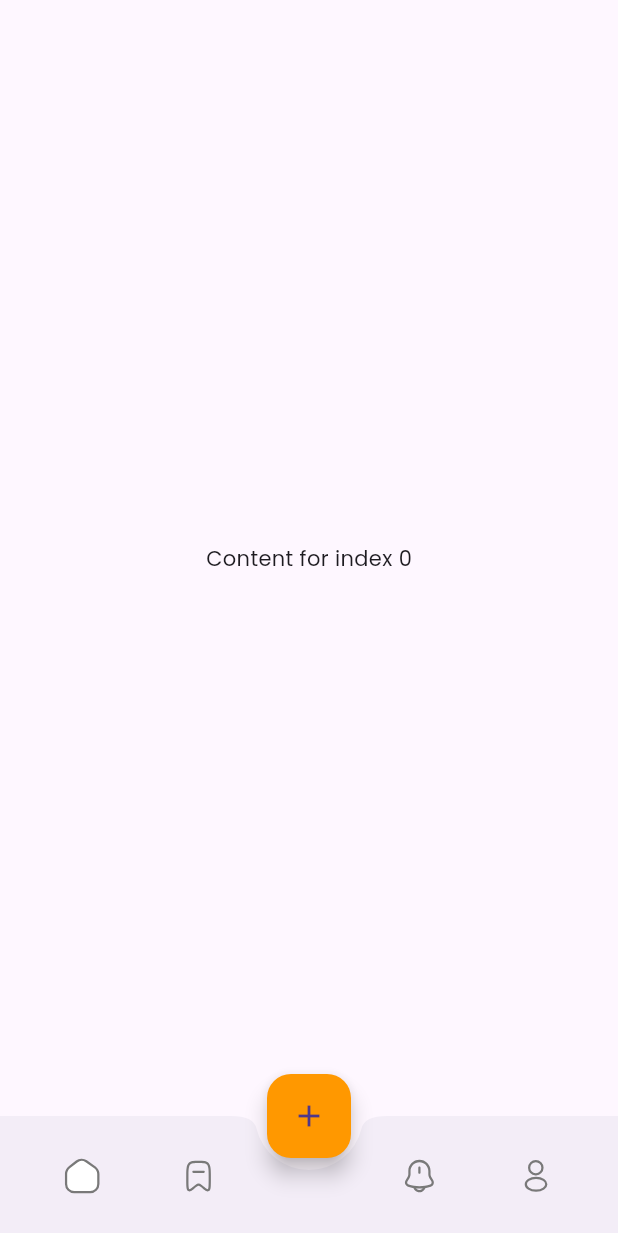
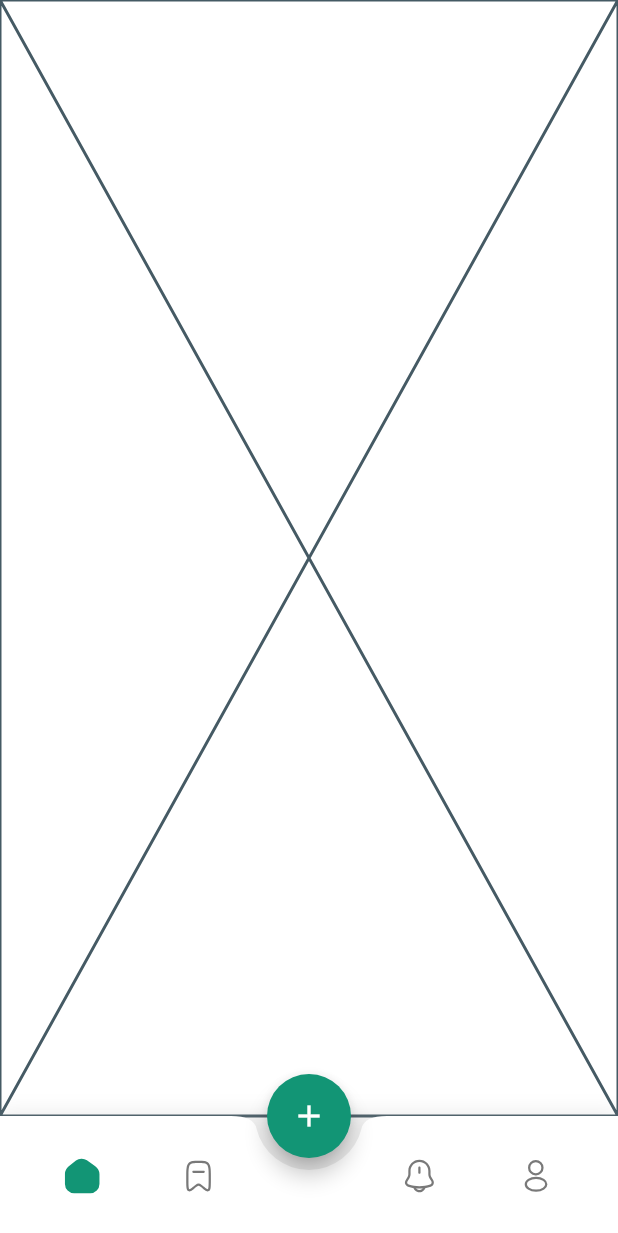
Before and after one commit to receipe-app/receipe-app, a Flutter app: the HomeScreen screen opened directly, on a phone screen of 412 x 824 dp. Shown: the top 1233 px of the screen. Run offline on Flutter 3.47's test engine with Material 3 defaults, Android fonts, the phone set to English and light mode, and no system bars; our stand-ins replace bloc, dio, flutter_bloc, flutter_svg, freezed_annotation, google_fonts and 1 more; accounts and stored records are empty.

Commit message:
tabbox has been added

```diff
--- /dev/null
+++ b/lib/logic/cubit/tab_box/tab_box_cubit.dart
@@ -0,0 +1,7 @@
+import 'package:flutter_bloc/flutter_bloc.dart';
+
+class TabBoxCubit extends Cubit<int> {
+  TabBoxCubit() : super(0);
+
+  void changeIndex(int index) => emit(index);
+}
--- a/lib/main.dart
+++ b/lib/main.dart
@@ -2,6 +2,7 @@ import 'package:flutter/material.dart';
 import 'package:flutter_bloc/flutter_bloc.dart';
 import 'package:google_fonts/google_fonts.dart';
 import 'package:receipe_app/logic/bloc/auth/auth_bloc.dart';
+import 'package:receipe_app/logic/cubit/tab_box/tab_box_cubit.dart';
 import 'package:receipe_app/ui/screens/auth/login_screen.dart';
 import 'package:authentication_repository/authentication_repository.dart';
 import 'package:receipe_app/ui/screens/home/home_screen.dart';
@@ -14,7 +15,8 @@ void main() {
   runApp(MultiBlocProvider(providers: [
     BlocProvider(
       create: (context) => AuthBloc(authRepository: authenticationRepository),
-    )
+    ),
+    BlocProvider(create: (context) => TabBoxCubit()),
   ], child: const MyApp()));
 }
 
@@ -28,6 +30,7 @@ class MyApp extends StatelessWidget {
       title: 'Authentication Bloc',
       theme: ThemeData(
         primarySwatch: Colors.blue,
+        scaffoldBackgroundColor: Colors.white,
         textTheme: GoogleFonts.poppinsTextTheme(Theme.of(context).textTheme),
       ),
       home: BlocConsumer<AuthBloc, AuthState>(
@@ -49,7 +52,7 @@ class MyApp extends StatelessWidget {
         },
         builder: (context, state) {
           if (state.authStatus == AuthStatus.authenticated) {
-            return const ProfileScreen();
+            return const HomeScreen();
           } else if (state.authStatus == AuthStatus.unauthenticated) {
             return const LoginScreen();
           }
--- a/lib/ui/screens/home/home_screen.dart
+++ b/lib/ui/screens/home/home_screen.dart
@@ -1,6 +1,9 @@
 import 'package:flutter/material.dart';
+import 'package:flutter_bloc/flutter_bloc.dart';
 import 'package:flutter_svg/flutter_svg.dart';
+import 'package:receipe_app/core/utils/app_colors.dart';
 import 'package:receipe_app/core/utils/app_icons.dart';
+import 'package:receipe_app/logic/cubit/tab_box/tab_box_cubit.dart';
 
 class HomeScreen extends StatefulWidget {
   const HomeScreen({super.key});
@@ -12,48 +15,74 @@ class HomeScreen extends StatefulWidget {
 class _HomeScreenState extends State<HomeScreen> {
   int _selectedIndex = 0;
 
+  final List<Widget> _widgets = const [
+    Placeholder(),
+    FlutterLogo(size: 200),
+    Placeholder(),
+    FlutterLogo(size: 200),
+  ];
+
   @override
   Widget build(BuildContext context) {
+    return BlocBuilder<TabBoxCubit, int>(
+      builder: (context, state) {
         return Scaffold(
-      body: Center(
-        child: Text('Content for index $_selectedIndex'),
-      ),
+          body: _widgets[state],
           floatingActionButton: FloatingActionButton(
             onPressed: () {},
-        child: Icon(Icons.add),
-        backgroundColor: Colors.orange,
+            shape: const CircleBorder(),
+            backgroundColor: AppColors.primary100,
+            child: const Icon(Icons.add, color: Colors.white),
           ),
-      floatingActionButtonLocation: FloatingActionButtonLocation.centerDocked,
-      bottomNavigationBar: BottomAppBar(
-        shape: CircularNotchedRectangle(),
+          floatingActionButtonLocation:
+              FloatingActionButtonLocation.centerDocked,
+          bottomNavigationBar: Container(
+            decoration: BoxDecoration(
+              boxShadow: [
+                BoxShadow(
+                  color: Colors.grey.withOpacity(0.2),
+                  spreadRadius: 0,
+                  blurRadius: 10,
+                  offset: const Offset(0, -3),
+                ),
+              ],
+            ),
+            child: BottomAppBar(
+              color: Colors.white,
+              shape: const CircularNotchedRectangle(),
               notchMargin: 8,
-        child: Container(
+              child: SizedBox(
                 height: 60,
                 child: Row(
                   mainAxisAlignment: MainAxisAlignment.spaceAround,
                   children: [
-              _buildNavItem(AppIcons.homeInactive, 0),
-              _buildNavItem(AppIcons.bookmarksInactive, 1),
-              SizedBox(width: 40),
-              _buildNavItem(AppIcons.notificationInactive, 2),
-              _buildNavItem(AppIcons.profileInactive, 3),
+                    _buildNavItem(AppIcons.homeInactive, 0, state),
+                    _buildNavItem(AppIcons.bookmarksInactive, 1, state),
+                    const SizedBox(width: 40),
+                    _buildNavItem(AppIcons.notificationInactive, 2, state),
+                    _buildNavItem(AppIcons.profileInactive, 3, state),
                   ],
                 ),
               ),
             ),
+          ),
+        );
+      },
     );
   }
 
-  Widget _buildNavItem(String assetName, int index) {
+  Widget _buildNavItem(String assetName, int index, int selectedIndex) {
     return IconButton(
       icon: SvgPicture.asset(
         assetName,
-        // colorFilter: ColorFilter.mode(
-        //   _selectedIndex == index ? Colors.orange : Colors.grey,
-        //   BlendMode.srcIn,
-        // ),
+        colorFilter: ColorFilter.mode(
+          selectedIndex == index
+              ? AppColors.primary100
+              : const Color(0xFF797979),
+          BlendMode.srcIn,
         ),
-      onPressed: () => setState(() => _selectedIndex = index),
+      ),
+      onPressed: () => context.read<TabBoxCubit>().changeIndex(index),
     );
   }
 }
```
Also changed, not shown: assets/icons/homeInactive.svg. Lines whose indentation alone changed are shown as unchanged.
